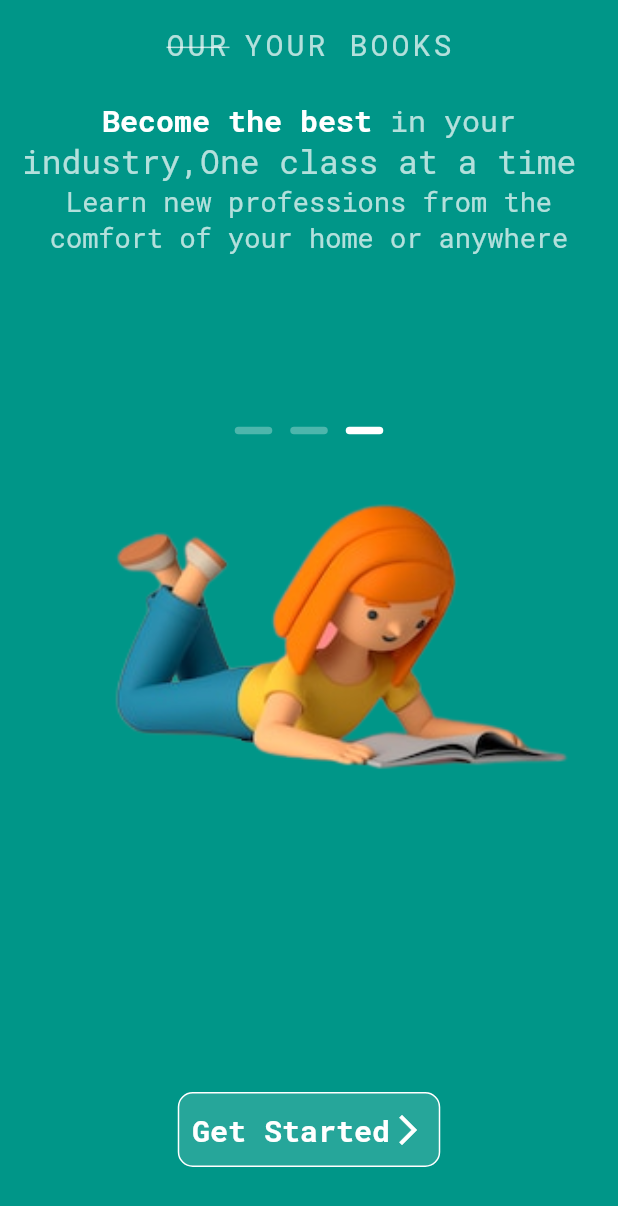
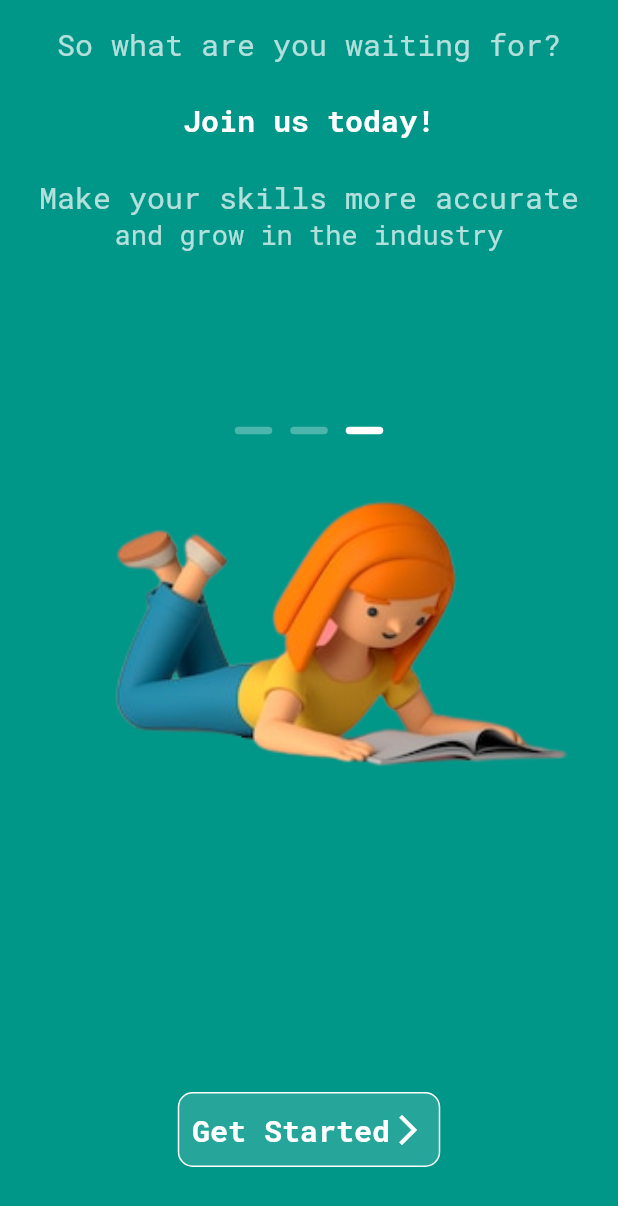
Before and after one commit to tirthkp/Books-App-intro-Flutter, a Flutter app: the screen it shows after launch, swiped to page 3, on a phone screen of 412 x 824 dp. Shown: the top 1206 px of the screen. Run offline on Flutter 3.47's test engine with Material 2 defaults, Android fonts, the light colour scheme and no system bars; drawn by our look-alikes of smooth_page_indicator; our stand-ins replace google_fonts.

Commit message:
intropage completed

```diff
--- a/lib/pages/intro_pages/page2.dart
+++ b/lib/pages/intro_pages/page2.dart
@@ -14,30 +14,13 @@ class Page2 extends StatelessWidget {
           children: [
             Padding(
               padding: const EdgeInsets.only(top: 8.0),
-              child: Row(
-                mainAxisAlignment: MainAxisAlignment.center,
-                children: [
-                  Text(
-                    'OUR',
-                    style: GoogleFonts.robotoMono(
-                      letterSpacing: 2,
-                      decoration: TextDecoration.lineThrough,
-                      fontSize: 20,
-                      color: Colors.white70,
-                    ),
-                  ),
-                  const SizedBox(
-                    width: 10,
-                  ),
-                  Text(
-                    'YOUR BOOKS',
-                    style: GoogleFonts.robotoMono(
-                      letterSpacing: 2,
-                      fontSize: 20,
-                      color: Colors.white70,
-                    ),
-                  ),
-                ],
+              child: Text(
+                'Books For Everyone',
+                style: GoogleFonts.robotoMono(
+                  letterSpacing: 2,
+                  fontSize: 20,
+                  color: Colors.white70,
+                ),
               ),
             ),
             const SizedBox(
@@ -47,7 +30,7 @@ class Page2 extends StatelessWidget {
               mainAxisAlignment: MainAxisAlignment.center,
               children: [
                 Text(
-                  'Become the best ',
+                  'Millions of books ',
                   style: GoogleFonts.robotoMono(
                     color: Colors.white,
                     fontSize: 20,
@@ -55,7 +38,7 @@ class Page2 extends StatelessWidget {
                   ),
                 ),
                 Text(
-                  'in your',
+                  'are available',
                   style: GoogleFonts.robotoMono(
                     color: Colors.white70,
                     fontSize: 20,
@@ -66,7 +49,7 @@ class Page2 extends StatelessWidget {
             ),
             Center(
               child: Text(
-                'industry,One class at a time ',
+                'for free of cost ',
                 style: GoogleFonts.robotoMono(
                   color: Colors.white70,
                   fontSize: 22,
@@ -77,14 +60,14 @@ class Page2 extends StatelessWidget {
               height: 25,
             ),
             Text(
-              'Learn new professions from the',
+              'Whichever in the field you are',
               style: GoogleFonts.robotoMono(
                 color: Colors.white70,
                 fontSize: 18,
               ),
             ),
             Text(
-              'comfort of your home or anywhere',
+              'you will get all kinds of books',
               style: GoogleFonts.robotoMono(
                 color: Colors.white70,
                 fontSize: 18,
--- a/lib/pages/intro_pages/page3.dart
+++ b/lib/pages/intro_pages/page3.dart
@@ -12,62 +12,34 @@ class Page3 extends StatelessWidget {
         children: [
           Padding(
             padding: const EdgeInsets.only(top: 8.0),
-            child: Row(
-              mainAxisAlignment: MainAxisAlignment.center,
-              children: [
-                Text(
-                  'OUR',
+            child: Text(
+              'So what are you waiting for?',
               style: GoogleFonts.robotoMono(
-                    letterSpacing: 2,
-                    decoration: TextDecoration.lineThrough,
                 fontSize: 20,
                 color: Colors.white70,
               ),
-                ),
-                const SizedBox(
-                  width: 10,
-                ),
-                Text(
-                  'YOUR BOOKS',
-                  style: GoogleFonts.robotoMono(
-                    letterSpacing: 2,
-                    fontSize: 20,
-                    color: Colors.white70,
-                  ),
-                ),
-              ],
             ),
           ),
           const SizedBox(
             height: 25,
           ),
-          Row(
-            mainAxisAlignment: MainAxisAlignment.center,
-            children: [
           Text(
-                'Become the best ',
+            'Join us today!',
             style: GoogleFonts.robotoMono(
               color: Colors.white,
               fontSize: 20,
               fontWeight: FontWeight.bold,
             ),
           ),
-              Text(
-                'in your',
+          const SizedBox(
+            height: 25,
+          ),
+          Center(
+            child: Text(
+              'Make your skills more accurate',
               style: GoogleFonts.robotoMono(
                 color: Colors.white70,
                 fontSize: 20,
-                  // fontWeight: FontWeight.bold,
-                ),
-              ),
-            ],
-          ),
-          Center(
-            child: Text(
-              'industry,One class at a time ',
-              style: GoogleFonts.robotoMono(
-                color: Colors.white70,
-                fontSize: 22,
               ),
             ),
           ),
@@ -75,19 +47,13 @@ class Page3 extends StatelessWidget {
           //   height: 25,
           // ),
           Text(
-            'Learn new professions from the',
+            'and grow in the industry',
             style: GoogleFonts.robotoMono(
               color: Colors.white70,
               fontSize: 18,
             ),
           ),
-          Text(
-            'comfort of your home or anywhere',
-            style: GoogleFonts.robotoMono(
-              color: Colors.white70,
-              fontSize: 18,
-            ),
-          ),
+
           Image.asset(
             'images/3.png',
             height: 450,
```
Lines whose indentation alone changed are shown as unchanged.
